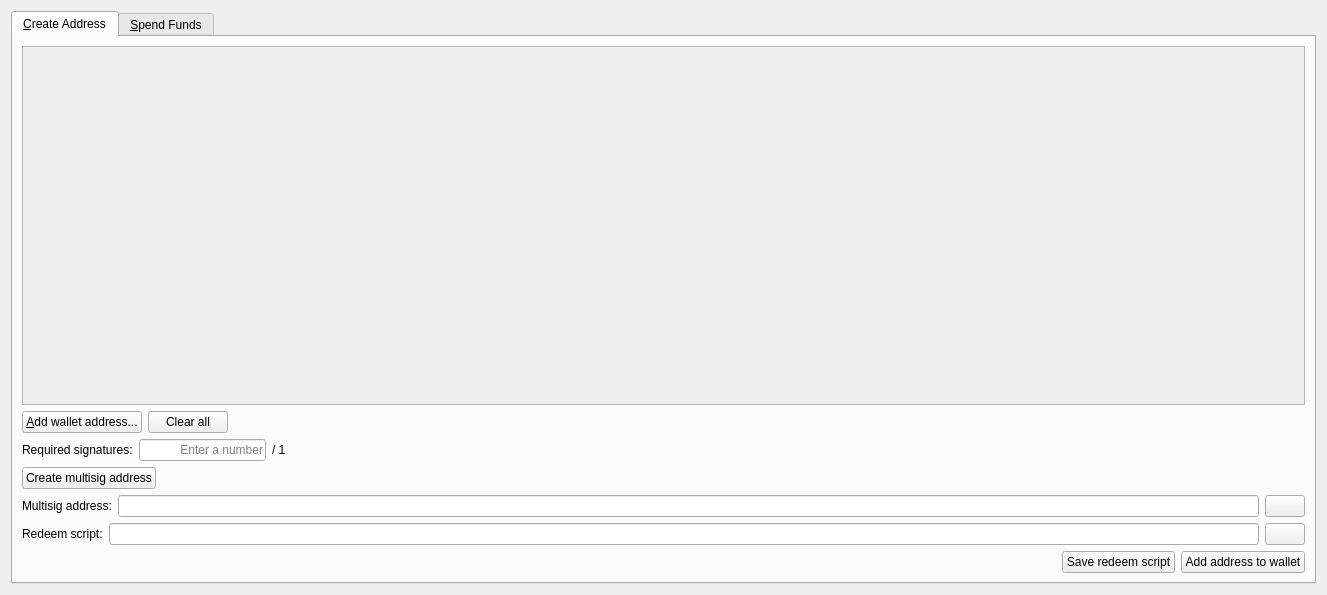
This is src/qt/forms/multisigdialog.ui in duality-solutions/Sequence as Qt 5 draws it before an edit. The edited form follows.
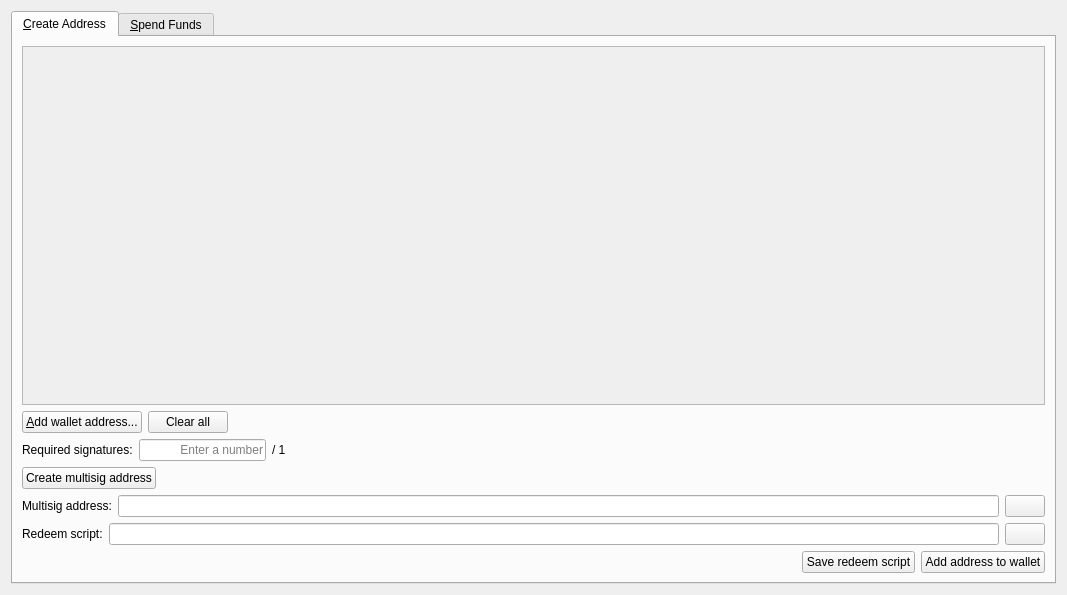
This is the edited form. Icons and pictures are not drawn.

What changed in the file:
```diff
--- a/src/qt/forms/multisigdialog.ui
+++ b/src/qt/forms/multisigdialog.ui
@@ -6,7 +6,7 @@
    <rect>
     <x>0</x>
     <y>0</y>
-    <width>1327</width>
+    <width>1067</width>
     <height>595</height>
    </rect>
   </property>
```
